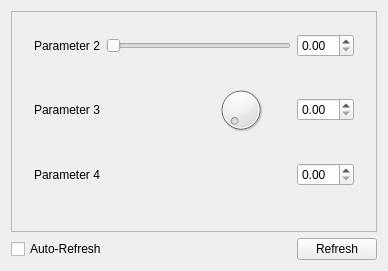
David-Estevez/Parametric, file Parametric/ParamModifier.ui: the form before one commit.
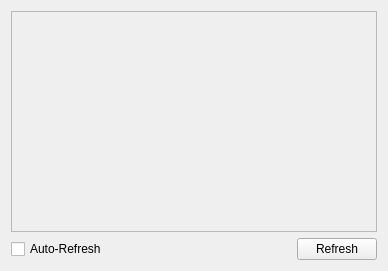
The form after the commit.

Commit message: Add dynamically a widget (test)

```diff
--- a/Parametric/ParamModifier.ui
+++ b/Parametric/ParamModifier.ui
@@ -23,11 +23,17 @@
    <item>
     <widget class="QScrollArea" name="scrollArea">
      <property name="sizePolicy">
-      <sizepolicy hsizetype="Expanding" vsizetype="Expanding">
+      <sizepolicy hsizetype="Minimum" vsizetype="Expanding">
        <horstretch>0</horstretch>
        <verstretch>0</verstretch>
       </sizepolicy>
      </property>
+     <property name="minimumSize">
+      <size>
+       <width>260</width>
+       <height>0</height>
+      </size>
+     </property>
      <property name="maximumSize">
       <size>
        <width>16777215</width>
@@ -50,129 +56,6 @@
        </rect>
       </property>
       <layout class="QVBoxLayout" name="verticalLayout_3">
-       <item>
-        <widget class="QWidget" name="widget" native="true">
-         <property name="sizePolicy">
-          <sizepolicy hsizetype="Preferred" vsizetype="Maximum">
-           <horstretch>0</horstretch>
-           <verstretch>0</verstretch>
-          </sizepolicy>
-         </property>
-         <property name="maximumSize">
-          <size>
-           <width>16777215</width>
-           <height>100</height>
-          </size>
-         </property>
-         <layout class="QHBoxLayout" name="horizontalLayout_4">
-          <property name="sizeConstraint">
-           <enum>QLayout::SetMaximumSize</enum>
-          </property>
-          <item>
-           <widget class="QLabel" name="label_4">
-            <property name="text">
-             <string>Parameter 2</string>
-            </property>
-           </widget>
-          </item>
-          <item>
-           <widget class="QSlider" name="horizontalSlider_2">
-            <property name="orientation">
-             <enum>Qt::Horizontal</enum>
-            </property>
-           </widget>
-          </item>
-          <item>
-           <widget class="QDoubleSpinBox" name="doubleSpinBox"/>
-          </item>
-         </layout>
-        </widget>
-       </item>
-       <item>
-        <widget class="QWidget" name="widget" native="true">
-         <property name="sizePolicy">
-          <sizepolicy hsizetype="Preferred" vsizetype="Maximum">
-           <horstretch>0</horstretch>
-           <verstretch>0</verstretch>
-          </sizepolicy>
-         </property>
-         <property name="maximumSize">
-          <size>
-           <width>16777215</width>
-           <height>100</height>
-          </size>
-         </property>
-         <layout class="QHBoxLayout" name="horizontalLayout_2">
-          <item>
-           <widget class="QLabel" name="label_2">
-            <property name="text">
-             <string>Parameter 3</string>
-            </property>
-           </widget>
-          </item>
-          <item>
-           <spacer name="horizontalSpacer_2">
-            <property name="orientation">
-             <enum>Qt::Horizontal</enum>
-            </property>
-            <property name="sizeHint" stdset="0">
-             <size>
-              <width>40</width>
-              <height>20</height>
-             </size>
-            </property>
-           </spacer>
-          </item>
-          <item>
-           <widget class="QDial" name="dial"/>
-          </item>
-          <item>
-           <widget class="QDoubleSpinBox" name="doubleSpinBox_3"/>
-          </item>
-         </layout>
-        </widget>
-       </item>
-       <item>
-        <widget class="QWidget" name="widget" native="true">
-         <property name="sizePolicy">
-          <sizepolicy hsizetype="Preferred" vsizetype="Maximum">
-           <horstretch>0</horstretch>
-           <verstretch>0</verstretch>
-          </sizepolicy>
-         </property>
-         <property name="maximumSize">
-          <size>
-           <width>16777215</width>
-           <height>100</height>
-          </size>
-         </property>
-         <layout class="QHBoxLayout" name="horizontalLayout_3">
-          <item>
-           <widget class="QLabel" name="label_3">
-            <property name="text">
-             <string>Parameter 4</string>
-            </property>
-           </widget>
-          </item>
-          <item>
-           <spacer name="horizontalSpacer">
-            <property name="orientation">
-             <enum>Qt::Horizontal</enum>
-            </property>
-            <property name="sizeHint" stdset="0">
-             <size>
-              <width>40</width>
-              <height>20</height>
-             </size>
-            </property>
-           </spacer>
-          </item>
-          <item>
-           <widget class="QDoubleSpinBox" name="doubleSpinBox_2"/>
-          </item>
-         </layout>
-        </widget>
-       </item>
        <item>
         <spacer name="verticalSpacer">
          <property name="orientation">
```
